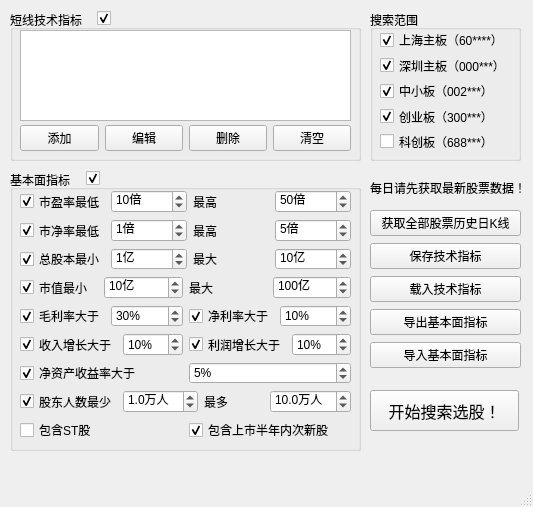
The window that QtDesign/StockFinder.ui (victor647/QuantumStockTrade) describes before a commit, drawn with Qt 5.
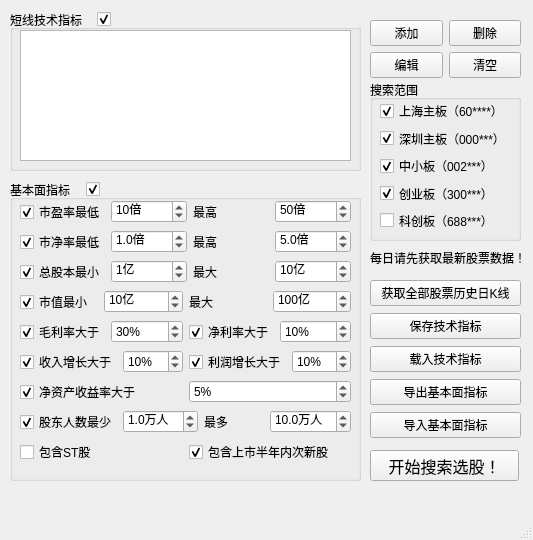
The same window after the commit.

Patch:
```diff
--- a/QtDesign/StockFinder.ui
+++ b/QtDesign/StockFinder.ui
@@ -7,7 +7,7 @@
     <x>0</x>
     <y>0</y>
     <width>533</width>
-    <height>507</height>
+    <height>540</height>
    </rect>
   </property>
   <property name="windowTitle">
@@ -18,9 +18,9 @@
     <property name="geometry">
      <rect>
       <x>370</x>
-      <y>10</y>
+      <y>80</y>
       <width>151</width>
-      <height>151</height>
+      <height>161</height>
      </rect>
     </property>
     <property name="font">
@@ -38,7 +38,7 @@
        <x>10</x>
        <y>20</y>
        <width>135</width>
-       <height>121</height>
+       <height>131</height>
       </rect>
      </property>
      <property name="font">
@@ -140,7 +140,7 @@
       <x>10</x>
       <y>10</y>
       <width>351</width>
-      <height>151</height>
+      <height>161</height>
      </rect>
     </property>
     <property name="font">
@@ -158,58 +158,18 @@
        <x>10</x>
        <y>20</y>
        <width>331</width>
-       <height>91</height>
+       <height>131</height>
       </rect>
      </property>
     </widget>
-    <widget class="QWidget" name="layoutWidget">
-     <property name="geometry">
-      <rect>
-       <x>10</x>
-       <y>115</y>
-       <width>331</width>
-       <height>27</height>
-      </rect>
-     </property>
-     <layout class="QHBoxLayout" name="horizontalLayout">
-      <item>
-       <widget class="QPushButton" name="btnAddCriteria">
-        <property name="text">
-         <string>添加</string>
-        </property>
-       </widget>
-      </item>
-      <item>
-       <widget class="QPushButton" name="btnEditCriteria">
-        <property name="text">
-         <string>编辑</string>
-        </property>
-       </widget>
-      </item>
-      <item>
-       <widget class="QPushButton" name="btnRemoveCriteria">
-        <property name="text">
-         <string>删除</string>
-        </property>
-       </widget>
-      </item>
-      <item>
-       <widget class="QPushButton" name="btnResetCriteria">
-        <property name="text">
-         <string>清空</string>
-        </property>
-       </widget>
-      </item>
-     </layout>
-    </widget>
    </widget>
    <widget class="QGroupBox" name="grpCompanyInfo">
     <property name="geometry">
      <rect>
       <x>10</x>
-      <y>170</y>
+      <y>180</y>
       <width>351</width>
-      <height>281</height>
+      <height>301</height>
      </rect>
     </property>
     <property name="font">
@@ -227,7 +187,7 @@
        <x>10</x>
        <y>20</y>
        <width>331</width>
-       <height>251</height>
+       <height>273</height>
       </rect>
      </property>
      <property name="font">
@@ -333,24 +293,29 @@
          </widget>
         </item>
         <item>
-         <widget class="QSpinBox" name="spbPriceBookMin">
+         <widget class="QDoubleSpinBox" name="spbPriceBookMin">
           <property name="font">
            <font>
             <family>Microsoft YaHei UI</family>
-            <pointsize>9</pointsize>
            </font>
           </property>
           <property name="suffix">
            <string>倍</string>
           </property>
+          <property name="decimals">
+           <number>1</number>
+          </property>
           <property name="minimum">
-           <number>0</number>
+           <double>0.000000000000000</double>
           </property>
           <property name="maximum">
-           <number>10</number>
+           <double>10.000000000000000</double>
+          </property>
+          <property name="singleStep">
+           <double>0.500000000000000</double>
           </property>
           <property name="value">
-           <number>1</number>
+           <double>1.000000000000000</double>
           </property>
          </widget>
         </item>
@@ -368,24 +333,26 @@
          </widget>
         </item>
         <item>
-         <widget class="QSpinBox" name="spbPriceBookMax">
+         <widget class="QDoubleSpinBox" name="spbPriceBookMax">
           <property name="font">
            <font>
             <family>Microsoft YaHei UI</family>
-            <pointsize>9</pointsize>
            </font>
           </property>
           <property name="suffix">
            <string>倍</string>
           </property>
-          <property name="minimum">
+          <property name="decimals">
            <number>1</number>
           </property>
-          <property name="maximum">
-           <number>50</number>
+          <property name="minimum">
+           <double>1.000000000000000</double>
+          </property>
+          <property name="singleStep">
+           <double>0.500000000000000</double>
           </property>
           <property name="value">
-           <number>5</number>
+           <double>5.000000000000000</double>
           </property>
          </widget>
         </item>
@@ -575,7 +542,7 @@
            <string>%</string>
           </property>
           <property name="minimum">
-           <number>0</number>
+           <number>-20</number>
           </property>
           <property name="maximum">
            <number>100</number>
@@ -613,7 +580,7 @@
            <string>%</string>
           </property>
           <property name="minimum">
-           <number>0</number>
+           <number>-20</number>
           </property>
           <property name="maximum">
            <number>100</number>
@@ -655,7 +622,7 @@
            <string>%</string>
           </property>
           <property name="minimum">
-           <number>0</number>
+           <number>-20</number>
           </property>
           <property name="maximum">
            <number>100</number>
@@ -693,7 +660,7 @@
            <string>%</string>
           </property>
           <property name="minimum">
-           <number>0</number>
+           <number>-20</number>
           </property>
           <property name="maximum">
            <number>100</number>
@@ -779,7 +746,7 @@
            <number>1</number>
           </property>
           <property name="minimum">
-           <double>0.100000000000000</double>
+           <double>0.000000000000000</double>
           </property>
           <property name="maximum">
            <double>10.000000000000000</double>
@@ -853,7 +820,7 @@
     <property name="geometry">
      <rect>
       <x>97</x>
-      <y>10</y>
+      <y>11</y>
       <width>21</width>
       <height>16</height>
      </rect>
@@ -875,7 +842,7 @@
     <property name="geometry">
      <rect>
       <x>86</x>
-      <y>170</y>
+      <y>181</y>
       <width>21</width>
       <height>16</height>
      </rect>
@@ -897,7 +864,7 @@
     <property name="geometry">
      <rect>
       <x>370</x>
-      <y>209</y>
+      <y>279</y>
       <width>151</width>
       <height>161</height>
      </rect>
@@ -974,7 +941,7 @@
     <property name="geometry">
      <rect>
       <x>370</x>
-      <y>180</y>
+      <y>250</y>
       <width>151</width>
       <height>16</height>
      </rect>
@@ -993,9 +960,9 @@
     <property name="geometry">
      <rect>
       <x>370</x>
-      <y>390</y>
+      <y>450</y>
       <width>149</width>
-      <height>41</height>
+      <height>31</height>
      </rect>
     </property>
     <property name="font">
@@ -1008,6 +975,54 @@
      <string>开始搜索选股！</string>
     </property>
    </widget>
+   <widget class="QWidget" name="">
+    <property name="geometry">
+     <rect>
+      <x>370</x>
+      <y>20</y>
+      <width>151</width>
+      <height>58</height>
+     </rect>
+    </property>
+    <layout class="QVBoxLayout" name="verticalLayout_4">
+     <item>
+      <layout class="QHBoxLayout" name="horizontalLayout_12">
+       <item>
+        <widget class="QPushButton" name="btnAddCriteria">
+         <property name="text">
+          <string>添加</string>
+         </property>
+        </widget>
+       </item>
+       <item>
+        <widget class="QPushButton" name="btnRemoveCriteria">
+         <property name="text">
+          <string>删除</string>
+         </property>
+        </widget>
+       </item>
+      </layout>
+     </item>
+     <item>
+      <layout class="QHBoxLayout" name="horizontalLayout_11">
+       <item>
+        <widget class="QPushButton" name="btnEditCriteria">
+         <property name="text">
+          <string>编辑</string>
+         </property>
+        </widget>
+       </item>
+       <item>
+        <widget class="QPushButton" name="btnResetCriteria">
+         <property name="text">
+          <string>清空</string>
+         </property>
+        </widget>
+       </item>
+      </layout>
+     </item>
+    </layout>
+   </widget>
   </widget>
   <widget class="QMenuBar" name="menubar">
    <property name="geometry">
```
Left out of the diff: 35 changed lines with no effect on the pictures.
